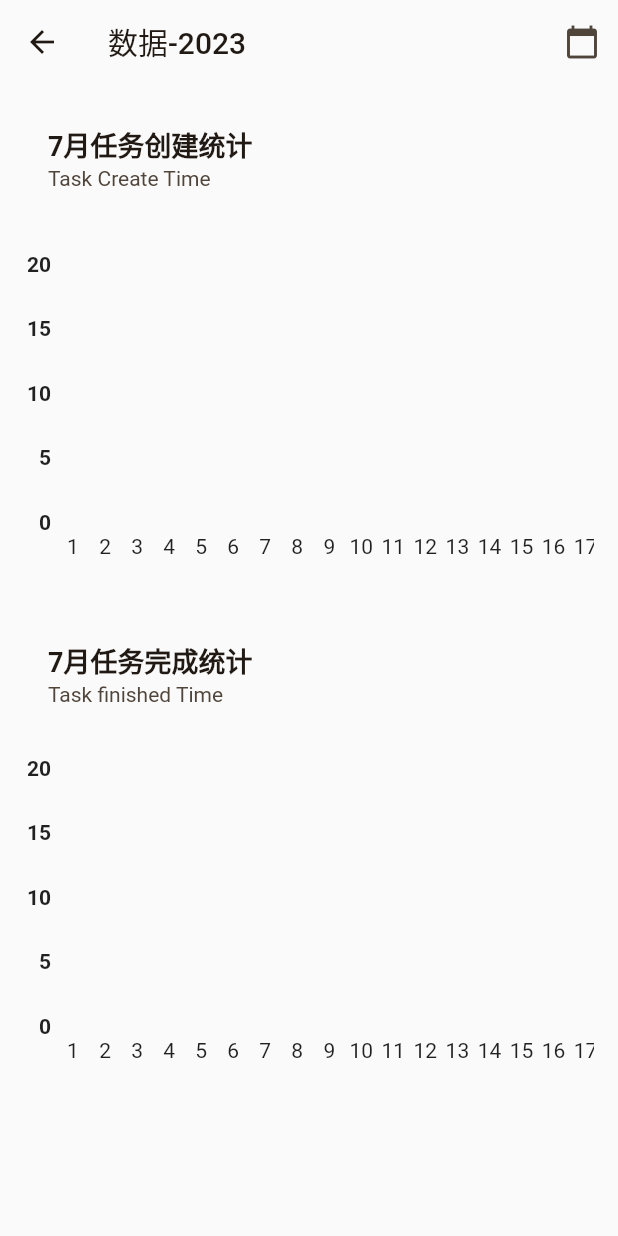
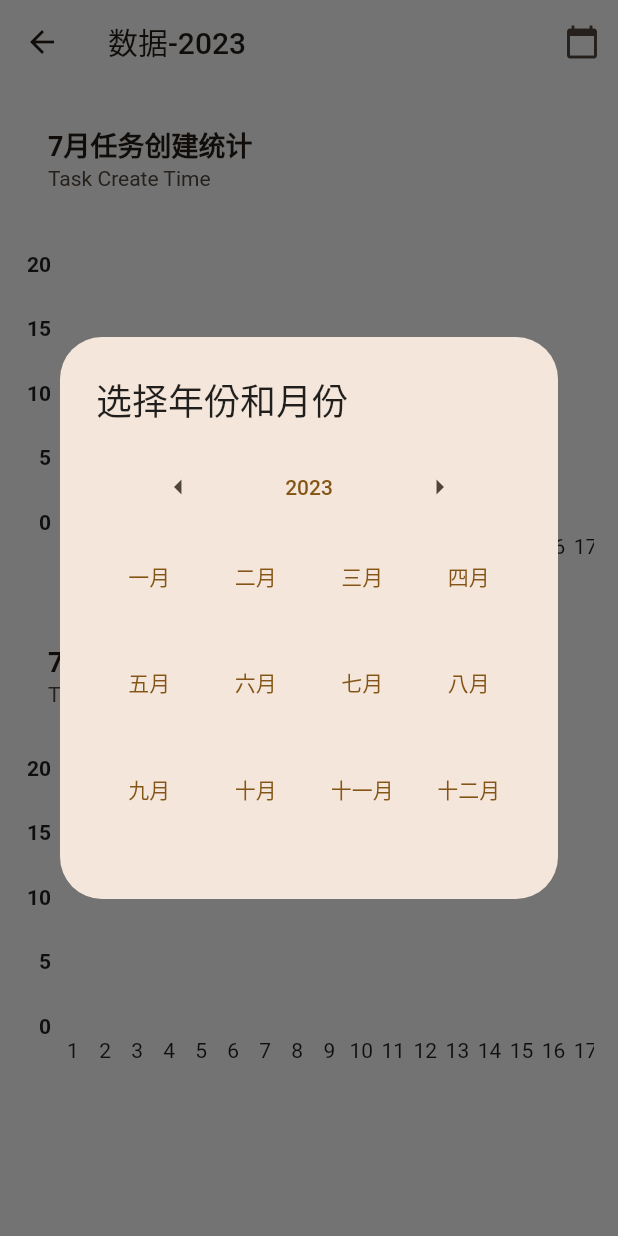
Before and after one commit to dodjhsbsn/todolist, a Flutter app: the DataVisualizationPage screen opened by its route, after a tap on the "calendar today" icon, on a phone screen of 412 x 824 dp. Run offline on Flutter 3.47's test engine with Material 2 defaults, Android fonts, the light colour scheme and no system bars; drawn by our look-alikes of fl_chart; our stand-ins replace fluttertoast, get, reorderables, salomon_bottom_bar, sqflite; accounts and stored records are empty.

```diff
--- a/lib/config/theme.dart
+++ b/lib/config/theme.dart
@@ -35,15 +35,6 @@ class Themes {
           style: ButtonStyle(
               backgroundColor: MaterialStateProperty.all(Colors.brown))));
 
-  static final black = ThemeData.light().copyWith(
-      useMaterial3: true,
-      scaffoldBackgroundColor: Colors.black,
-      appBarTheme: const AppBarTheme(
-        backgroundColor: Colors.black,
-      ),
-      elevatedButtonTheme: ElevatedButtonThemeData(
-          style: ButtonStyle(
-              backgroundColor: MaterialStateProperty.all(Colors.brown))));
 
   static final white = ThemeData.light().copyWith(
       useMaterial3: true,
@@ -66,6 +57,7 @@ class Themes {
         ),
     appBarTheme: AppBarTheme(
       backgroundColor: ThemeData.dark().scaffoldBackgroundColor,
+      systemOverlayStyle:  ThemeData.dark().appBarTheme.systemOverlayStyle
     ),
   );
 
--- a/lib/model/date_picker.dart
+++ b/lib/model/date_picker.dart
@@ -1,28 +1,89 @@
+// 时间选择器
 import 'package:flutter/material.dart';
 import 'package:get/get.dart';
 
-class DatePicker{
-
-  RxInt selectedYear =DateTime.now().year.obs;
+class DatePicker {
+  RxInt selectedYear = DateTime.now().year.obs;
   RxInt selectedMonth = DateTime.now().month.obs;
 
   final List<String> months = [
-    'January',
-    'February',
-    'March',
-    'April',
-    'May',
-    'June',
-    'July',
-    'August',
-    'September',
-    'October',
-    'November',
-    'December',
+    '一月',
+    '二月',
+    '三月',
+    '四月',
+    '五月',
+    '六月',
+    '七月',
+    '八月',
+    '九月',
+    '十月',
+    '十一月',
+    '十二月',
   ];
 
-  // DatePicker.yearMonthPicker(){
-  //   Get.dialog(
-  //   );
-  // }
+  Future<Map<String, RxInt>> yearMonthPicker() async{
+    Map<String,RxInt> argument;
+    await Get.dialog(
+      AlertDialog(
+        title: const Text('选择年份和月份'),
+        content: SizedBox(
+          width: Get.width,
+          height: Get.height / 3,
+          child: Column(
+            children: [
+              Obx(() {
+                return Row(
+                  mainAxisAlignment: MainAxisAlignment.spaceEvenly,
+                  children: [
+                    IconButton(
+                      onPressed: () {
+                        if (selectedYear.value > 2021) {
+                          selectedYear.value -= 1;
+                        }
+                      },
+                      icon: const Icon(Icons.arrow_left),
+                    ),
+                    TextButton(
+                        onPressed: () {
+                          // year picker
+                        },
+                        child: Text(selectedYear.value.toString())),
+                    IconButton(
+                      onPressed: () {
+                        if (selectedYear.value < 2030) {
+                          selectedYear.value += 1;
+                        }
+                      },
+                      icon: const Icon(Icons.arrow_right),
+                    ),
+                  ],
+                );
+              }),
+              Expanded(
+                child: GridView.count(
+                  crossAxisCount: 4,
+                  children: List.generate(12, (index) {
+                    return TextButton(
+                      onPressed: () {
+                        selectedMonth.value = index + 1;
+                        Get.back();
+                      },
+                      child: Text(months[index]),
+                    );
+                  }),
+                ),
+              ),
+            ],
+          ),
+        ),
+      ),
+    );
+    argument = {
+      'year': selectedYear,
+      'month': selectedMonth,
+    };
+    return Future.value(argument);
+  }
+
+
 }
--- a/lib/model/dialog.dart
+++ b/lib/model/dialog.dart
@@ -14,7 +14,7 @@ class DialogPop {
       // 保持时间，针对ios和web
       timeInSecForIosWeb: 1,
       // 颜色和字体
-      backgroundColor: Colors.orange,
+      backgroundColor: const Color.fromARGB(255, 255, 217, 70),
       textColor: Colors.white,
       fontSize: 16.0,
     );
--- a/lib/pages/data_visualization/data_visualization_page.dart
+++ b/lib/pages/data_visualization/data_visualization_page.dart
@@ -1,6 +1,7 @@
 // 数据可视化页面
 import 'package:flutter/material.dart';
 import 'package:get/get.dart';
+import 'package:todolist/model/date_picker.dart';
 import 'data_visualization_controller.dart';
 
 class DataVisualizationPage extends StatelessWidget {
@@ -19,11 +20,10 @@ class DataVisualizationPage extends StatelessWidget {
           IconButton(
             onPressed: () async{
               // 年月选择器
-              var result =  await Get.toNamed('/date_picker');
-              if (result != null) {
-                dataVisualizationController.currentYear.value = result['year'];
-                dataVisualizationController.currentMonth.value = result['month'];
-              }
+              Map<String,RxInt> argument = await DatePicker().yearMonthPicker();
+              dataVisualizationController.currentYear.value = argument['year']!.value;
+              dataVisualizationController.currentMonth.value = argument['month']!.value;
+              debugPrint('year: ${dataVisualizationController.currentYear.value}, month: ${dataVisualizationController.currentMonth.value}');
             },
             icon: const Icon(Icons.calendar_today),
           ),
@@ -31,6 +31,7 @@ class DataVisualizationPage extends StatelessWidget {
       ),
       body: Padding(
         padding: const EdgeInsets.all(16.0),
+        child: SafeArea(
           child: Column(
             crossAxisAlignment: CrossAxisAlignment.start,
             children: [
@@ -80,6 +81,7 @@ class DataVisualizationPage extends StatelessWidget {
             ],
           ),
         ),
+      ),
     );
   }
 }
--- a/lib/routers/routers.dart
+++ b/lib/routers/routers.dart
@@ -3,7 +3,7 @@ import 'package:get/get.dart';
 import '/pages/data_visualization/data_visualization_page.dart';
 import '../pages/dashboard/dashboard.dart';
 import '../pages/tasks/tasks_page.dart';
-import '../model/date_picker.dart';
+import '../pages/edit/edit_page.dart';
 
 class Routers {
   static final List<GetPage> pages = [
@@ -19,5 +19,9 @@ class Routers {
       name: '/data_visualization',
       page: () => const DataVisualizationPage(title: '数据'),
     ),
+    GetPage(
+      name: '/edit',
+      page: () => EditPage(),
+    ),
   ];
 }
--- a/pubspec.yaml
+++ b/pubspec.yaml
@@ -16,7 +16,7 @@ publish_to: 'none' # Remove this line if you wish to publish to pub.dev
 # https://developer.apple.com/library/archive/documentation/General/Reference/InfoPlistKeyReference/Articles/CoreFoundationKeys.html
 # In Windows, build-name is used as the major, minor, and patch parts
 # of the product and file versions while build-number is used as the build suffix.
-version: 1.1.1+6
+version: 1.2.0+7
 
 environment:
   sdk: '>=3.0.0-417.0.dev <4.0.0'
@@ -45,6 +45,7 @@ dependencies:
   fluttertoast: ^8.2.2
   fl_chart: ^0.62.0
   syncfusion_flutter_datepicker: ^22.1.37
+  toggle_switch: ^2.1.0
 
 dev_dependencies:
   flutter_test:
```
Also changed, not shown: lib/database/sql_helper.dart (+15 -1 lines), lib/pages/dashboard/dashboard_controller.dart (deleted, +0 -10 lines), lib/pages/edit/edit_page.dart (added, +184 -0 lines), lib/pages/edit/edit_page_controller.dart (added, +19 -0 lines), lib/pages/tasks/tasks_controller.dart (+38 -137 lines), lib/pages/tasks/tasks_page.dart (+36 -0 lines), c26958c0015e3a9471b8b3815d94fb4b-2023-07-05-14_11_03.gif (deleted), pubspec.lock, 1 other file. Lines whose indentation alone changed are shown as unchanged.
